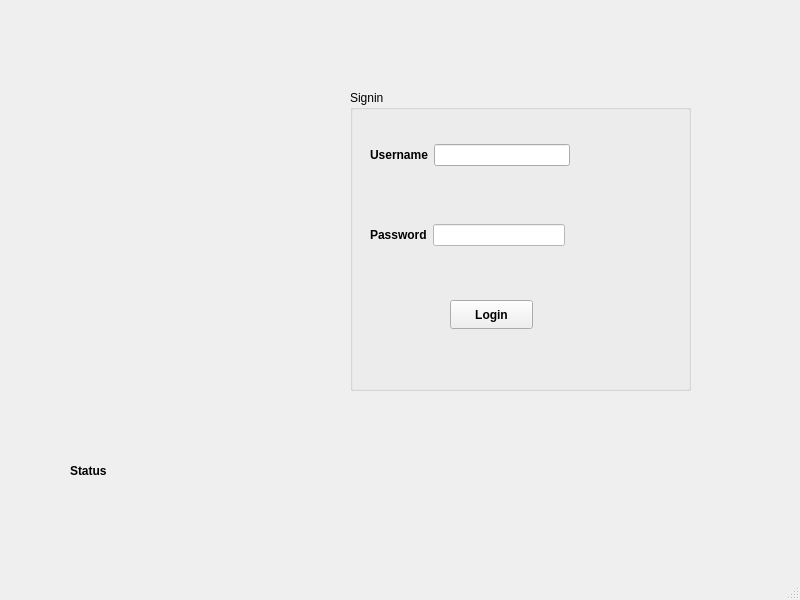
The window that Sqlite_DB/login.ui (AnishBharati/Qt-HMS) describes before a commit, drawn with Qt 5.
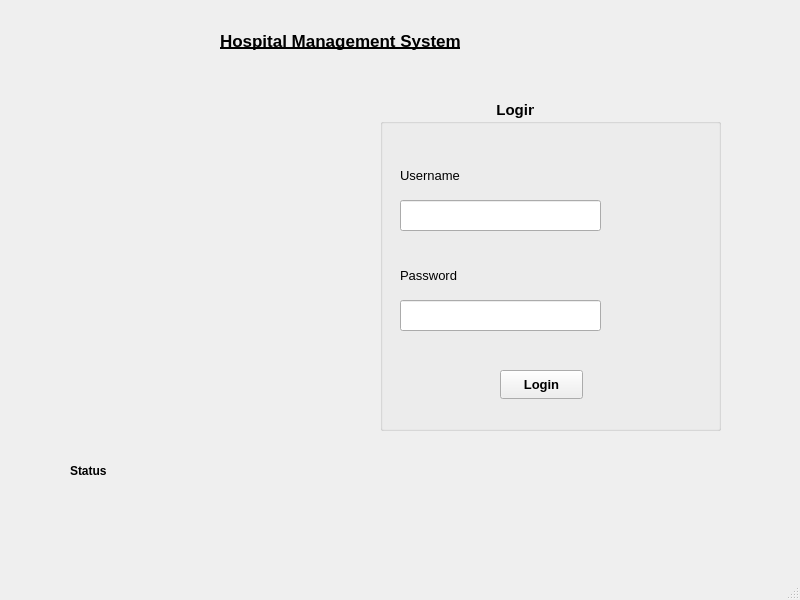
The same window after the commit. Icons and pictures are not drawn.

Commit message: Login changes(anish)

```diff
--- a/Sqlite_DB/login.ui
+++ b/Sqlite_DB/login.ui
@@ -35,96 +35,118 @@
    <widget class="QGroupBox" name="groupBox">
     <property name="geometry">
      <rect>
-      <x>350</x>
-      <y>90</y>
+      <x>380</x>
+      <y>100</y>
       <width>341</width>
-      <height>301</height>
+      <height>331</height>
      </rect>
     </property>
+    <property name="font">
+     <font>
+      <pointsize>11</pointsize>
+      <bold>true</bold>
+      <underline>false</underline>
+     </font>
+    </property>
     <property name="title">
-     <string>Signin</string>
+     <string>                            Login</string>
     </property>
     <widget class="QPushButton" name="pushButton">
      <property name="geometry">
       <rect>
-       <x>100</x>
-       <y>210</y>
+       <x>120</x>
+       <y>270</y>
        <width>83</width>
        <height>29</height>
       </rect>
      </property>
      <property name="font">
       <font>
+       <pointsize>10</pointsize>
        <bold>true</bold>
+       <underline>false</underline>
       </font>
      </property>
      <property name="text">
       <string>Login</string>
      </property>
     </widget>
-    <widget class="QWidget" name="">
+    <widget class="QLabel" name="label_2">
      <property name="geometry">
       <rect>
        <x>20</x>
-       <y>130</y>
-       <width>195</width>
-       <height>30</height>
+       <y>60</y>
+       <width>81</width>
+       <height>31</height>
       </rect>
      </property>
-     <layout class="QHBoxLayout" name="horizontalLayout">
-      <item>
-       <widget class="QLabel" name="label_3">
-        <property name="font">
-         <font>
-          <bold>true</bold>
-         </font>
-        </property>
-        <property name="text">
-         <string>Password</string>
-        </property>
-       </widget>
-      </item>
-      <item>
-       <widget class="QLineEdit" name="lineEdit_password">
-        <property name="autoFillBackground">
-         <bool>false</bool>
-        </property>
-        <property name="styleSheet">
-         <string notr="true">background-color: rgb(255, 255, 255)</string>
-        </property>
-        <property name="echoMode">
-         <enum>QLineEdit::Password</enum>
-        </property>
-       </widget>
-      </item>
-     </layout>
+     <property name="font">
+      <font>
+       <pointsize>10</pointsize>
+       <bold>false</bold>
+       <underline>false</underline>
+      </font>
+     </property>
+     <property name="text">
+      <string>Username</string>
+     </property>
     </widget>
-    <widget class="QWidget" name="">
+    <widget class="QLabel" name="label_3">
      <property name="geometry">
       <rect>
        <x>20</x>
-       <y>50</y>
-       <width>200</width>
-       <height>30</height>
+       <y>160</y>
+       <width>81</width>
+       <height>31</height>
       </rect>
      </property>
-     <layout class="QHBoxLayout" name="horizontalLayout_2">
-      <item>
-       <widget class="QLabel" name="label_2">
-        <property name="font">
-         <font>
-          <bold>true</bold>
-         </font>
-        </property>
-        <property name="text">
-         <string>Username</string>
-        </property>
-       </widget>
-      </item>
-      <item>
-       <widget class="QLineEdit" name="lineEdit_username"/>
-      </item>
-     </layout>
+     <property name="font">
+      <font>
+       <pointsize>10</pointsize>
+       <bold>false</bold>
+       <underline>false</underline>
+      </font>
+     </property>
+     <property name="text">
+      <string>Password</string>
+     </property>
+    </widget>
+    <widget class="QLineEdit" name="lineEdit_username">
+     <property name="geometry">
+      <rect>
+       <x>20</x>
+       <y>100</y>
+       <width>201</width>
+       <height>31</height>
+      </rect>
+     </property>
+     <property name="font">
+      <font>
+       <pointsize>10</pointsize>
+       <bold>false</bold>
+       <underline>false</underline>
+      </font>
+     </property>
+    </widget>
+    <widget class="QLineEdit" name="lineEdit_password">
+     <property name="geometry">
+      <rect>
+       <x>20</x>
+       <y>200</y>
+       <width>201</width>
+       <height>31</height>
+      </rect>
+     </property>
+     <property name="font">
+      <font>
+       <pointsize>10</pointsize>
+       <bold>false</bold>
+       <underline>false</underline>
+      </font>
+     </property>
+     <property name="echoMode">
+      <enum>QLineEdit::Password</enum>
+     </property>
     </widget>
    </widget>
    <widget class="QLabel" name="label_pic">
@@ -143,6 +165,26 @@
      <pixmap>../../../Downloads/neon-aesthetic-17.jpg</pixmap>
     </property>
    </widget>
+   <widget class="QLabel" name="label_4">
+    <property name="geometry">
+     <rect>
+      <x>220</x>
+      <y>20</y>
+      <width>341</width>
+      <height>41</height>
+     </rect>
+    </property>
+    <property name="font">
+     <font>
+      <pointsize>13</pointsize>
+      <bold>true</bold>
+      <underline>true</underline>
+     </font>
+    </property>
+    <property name="text">
+     <string>Hospital Management System</string>
+    </property>
+   </widget>
   </widget>
   <widget class="QMenuBar" name="menubar">
    <property name="geometry">
```
Left out of the diff: 2 changed lines with no effect on the pictures. The commit also changes 305 other files.
